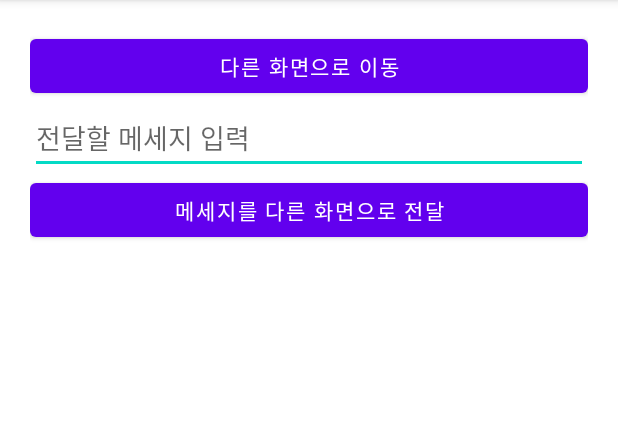
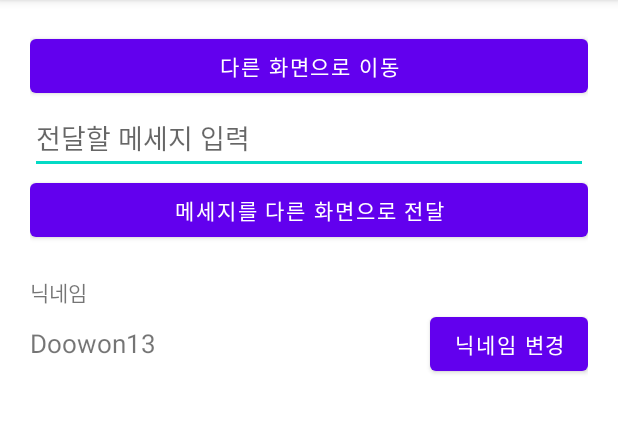
Before and after one commit to doowon13/IntentPractice_Doowon, an Android app: the screen it shows after launch (MainActivity), on a phone screen of 412 x 824 dp, the part 84-517 px from its top. Run offline under Robolectric (Android 15) with nearby library versions, the phone set to English and light mode, and no system bars.

Commit message:
닉네임 UI 추가

```diff
--- a/app/src/main/res/layout/activity_main.xml
+++ b/app/src/main/res/layout/activity_main.xml
@@ -26,5 +26,38 @@
         android:layout_height="wrap_content"
         android:text="메세지를 다른 화면으로 전달" />
 
+    <TextView
+        android:layout_width="wrap_content"
+        android:layout_height="wrap_content"
+        android:text="닉네임"
+        android:layout_marginTop="20dp" />
+
+    <LinearLayout
+        android:layout_width="match_parent"
+        android:layout_height="wrap_content"
+        android:orientation="horizontal">
+
+        <TextView
+            android:layout_width="wrap_content"
+            android:layout_height="wrap_content"
+            android:text="Doowon13"
+            android:textSize="17sp" />
+
+        <TextView
+            android:layout_width="0dp"
+            android:layout_height="wrap_content"
+            android:layout_weight="1" />
+
+        <Button
+            android:id="@+id/idChangeBtn"
+            android:layout_width="wrap_content"
+            android:layout_height="wrap_content"
+            android:text="닉네임 변경" />
+
+
+    </LinearLayout>
+
+
+
 
 </LinearLayout>
```
